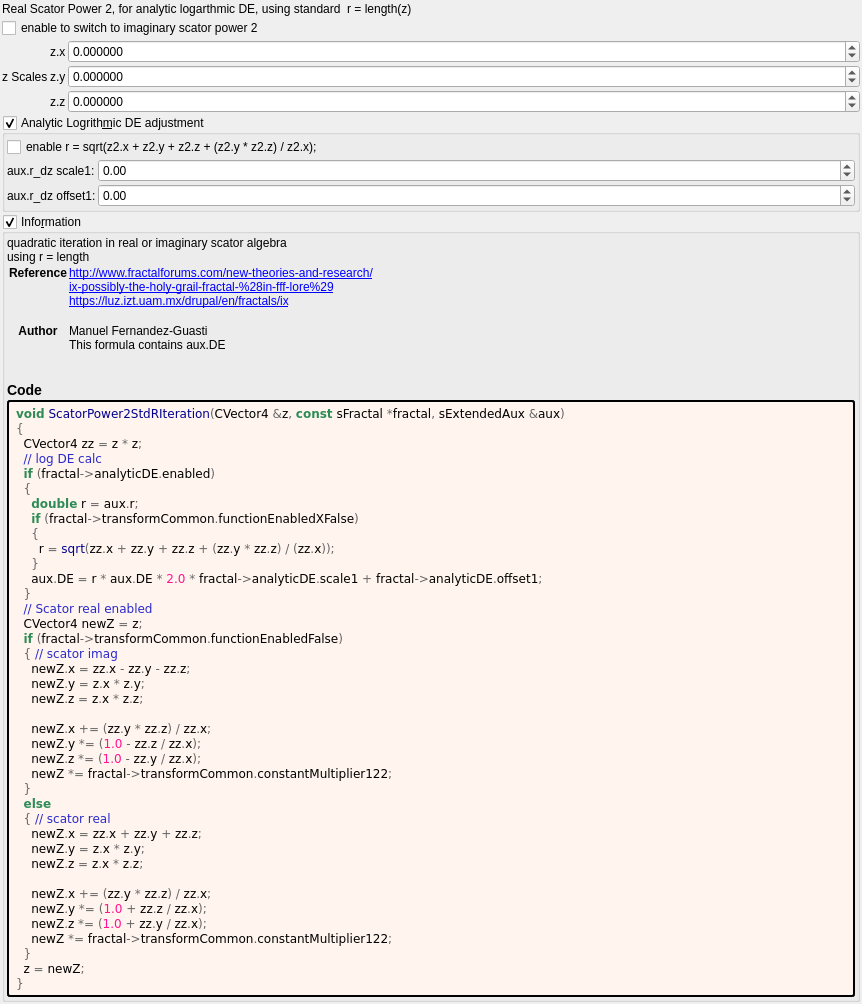
Above: mandelbulber2/formula/ui/scator_power2_std_r.ui from buddhi1980/mandelbulber2 before the change. Below: the same form after it.
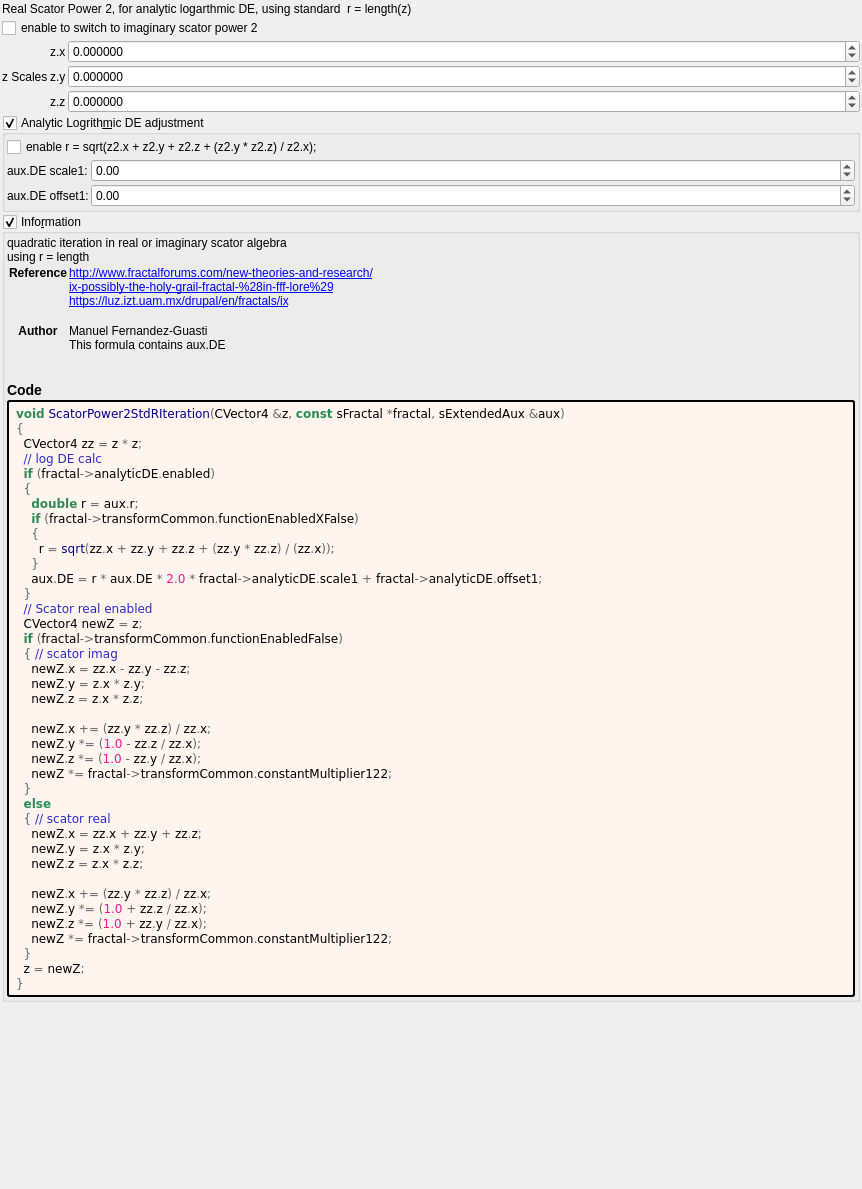
That is the form after the change. Custom widgets are drawn as their Qt base class.

```diff
--- a/mandelbulber2/formula/ui/scator_power2_std_r.ui
+++ b/mandelbulber2/formula/ui/scator_power2_std_r.ui
@@ -7,7 +7,7 @@
     <x>0</x>
     <y>0</y>
     <width>862</width>
-    <height>724</height>
+    <height>1189</height>
    </rect>
   </property>
   <property name="windowTitle">
@@ -204,7 +204,7 @@
         <item row="0" column="1">
          <widget class="QLabel" name="label_180">
           <property name="text">
-           <string>aux.r_dz scale1:</string>
+           <string>aux.DE scale1:</string>
           </property>
          </widget>
         </item>
@@ -267,7 +267,7 @@
         <item row="1" column="1">
          <widget class="QLabel" name="label_179">
           <property name="text">
-           <string>aux.r_dz offset1:</string>
+           <string>aux.DE offset1:</string>
           </property>
          </widget>
         </item>
```
Left out of the diff: 5 changed lines with no effect on the pictures.
